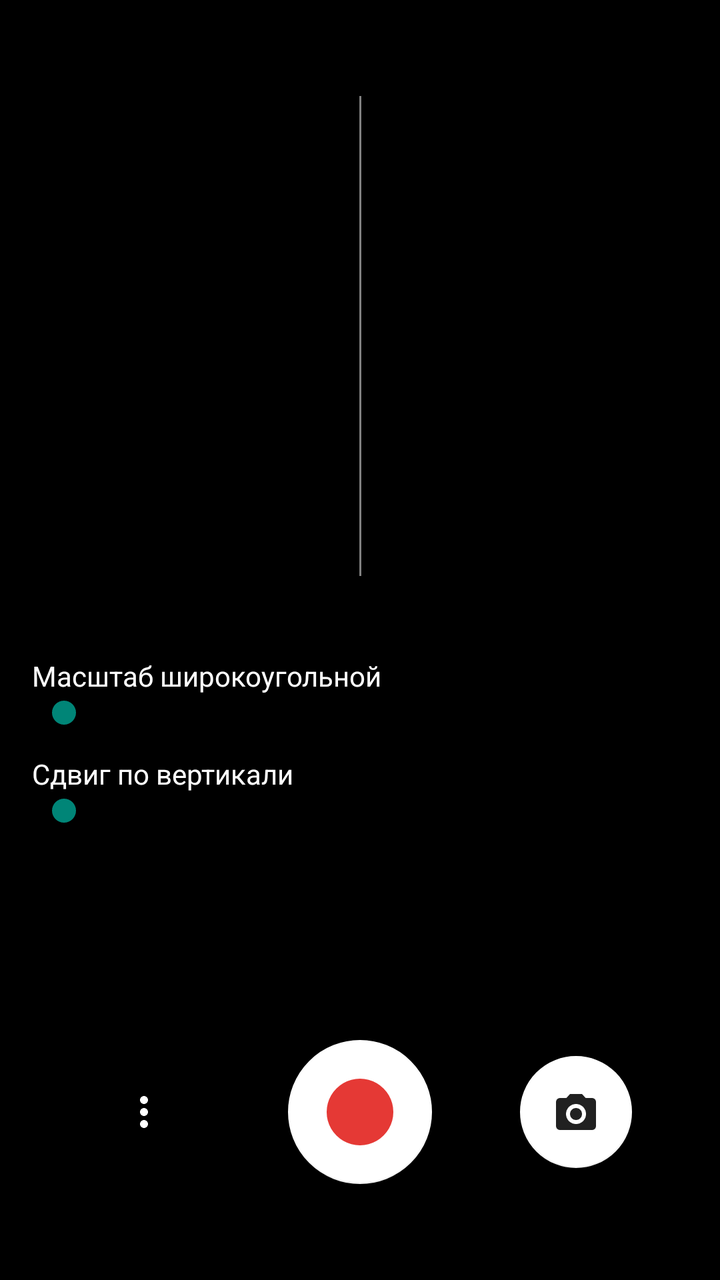
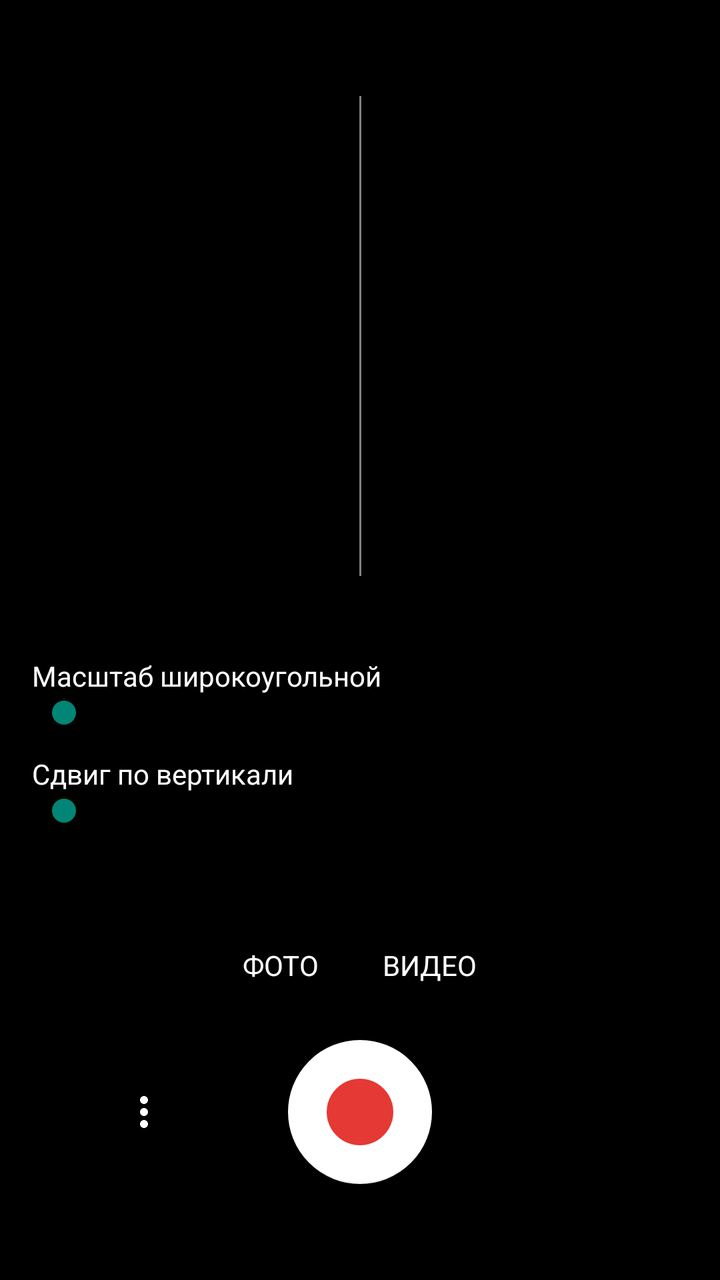

Before-and-after screenshots of an Android layout around one commit, followed by the original layout XML and the change that was made.
<!-- AndroidManifest.xml: application theme Theme.My3DCamera -->
<!-- res/layout/activity_main.xml -->
<?xml version="1.0" encoding="utf-8"?>
<androidx.constraintlayout.widget.ConstraintLayout xmlns:android="http://schemas.android.com/apk/res/android"
    xmlns:app="http://schemas.android.com/apk/res-auto"
    android:layout_width="match_parent"
    android:layout_height="match_parent"
    android:background="@color/black">

    <TextureView
        android:id="@+id/preview"
        android:layout_width="0dp"
        android:layout_height="0dp"
        android:layout_marginTop="48dp"
        app:layout_constraintDimensionRatio="3:2"
        app:layout_constraintEnd_toEndOf="parent"
        app:layout_constraintStart_toStartOf="parent"
        app:layout_constraintTop_toTopOf="parent" />

    <View
        android:id="@+id/eyeDivider"
        android:layout_width="1dp"
        android:layout_height="0dp"
        android:background="#80FFFFFF"
        app:layout_constraintBottom_toBottomOf="@id/preview"
        app:layout_constraintEnd_toEndOf="@id/preview"
        app:layout_constraintStart_toStartOf="@id/preview"
        app:layout_constraintTop_toTopOf="@id/preview" />

    <TextView
        android:id="@+id/recordingIndicator"
        android:layout_width="wrap_content"
        android:layout_height="wrap_content"
        android:layout_margin="8dp"
        android:background="#99000000"
        android:paddingHorizontal="8dp"
        android:paddingVertical="2dp"
        android:textColor="#FFFF4444"
        android:textStyle="bold"
        android:visibility="gone"
        app:layout_constraintStart_toStartOf="@id/preview"
        app:layout_constraintTop_toTopOf="@id/preview" />

    <TextView
        android:id="@+id/statusText"
        android:layout_width="0dp"
        android:layout_height="wrap_content"
        android:layout_marginHorizontal="16dp"
        android:layout_marginTop="8dp"
        android:gravity="center"
        android:textColor="#B3FFFFFF"
        android:textSize="12sp"
        app:layout_constraintEnd_toEndOf="parent"
        app:layout_constraintStart_toStartOf="parent"
        app:layout_constraintTop_toBottomOf="@id/preview" />

    <LinearLayout
        android:id="@+id/calibrationPanel"
        android:layout_width="0dp"
        android:layout_height="wrap_content"
        android:layout_marginTop="16dp"
        android:orientation="vertical"
        android:paddingHorizontal="16dp"
        app:layout_constraintEnd_toEndOf="parent"
        app:layout_constraintStart_toStartOf="parent"
        app:layout_constraintTop_toBottomOf="@id/statusText">

        <LinearLayout
            android:layout_width="match_parent"
            android:layout_height="wrap_content"
            android:orientation="horizontal">

            <TextView
                android:layout_width="0dp"
                android:layout_height="wrap_content"
                android:layout_weight="1"
                android:text="@string/calibration_scale"
                android:textColor="@color/white" />

            <TextView
                android:id="@+id/scaleValue"
                android:layout_width="wrap_content"
                android:layout_height="wrap_content"
                android:textColor="@color/white" />
        </LinearLayout>

        <SeekBar
            android:id="@+id/scaleSeekBar"
            android:layout_width="match_parent"
            android:layout_height="wrap_content"
            android:layout_marginBottom="12dp"
            android:max="200" />

        <LinearLayout
            android:layout_width="match_parent"
            android:layout_height="wrap_content"
            android:orientation="horizontal">

            <TextView
                android:layout_width="0dp"
                android:layout_height="wrap_content"
                android:layout_weight="1"
                android:text="@string/calibration_vertical"
                android:textColor="@color/white" />

            <TextView
                android:id="@+id/verticalValue"
                android:layout_width="wrap_content"
                android:layout_height="wrap_content"
                android:textColor="@color/white" />
        </LinearLayout>

        <SeekBar
            android:id="@+id/verticalSeekBar"
            android:layout_width="match_parent"
            android:layout_height="wrap_content"
            android:max="200" />
    </LinearLayout>

    <ImageButton
        android:id="@+id/menuButton"
        android:layout_width="56dp"
        android:layout_height="56dp"
        android:background="?attr/selectableItemBackgroundBorderless"
        android:contentDescription="@string/menu"
        android:src="@drawable/ic_more"
        app:layout_constraintBottom_toBottomOf="@id/recordButton"
        app:layout_constraintEnd_toStartOf="@id/recordButton"
        app:layout_constraintHorizontal_chainStyle="spread"
        app:layout_constraintStart_toStartOf="parent"
        app:layout_constraintTop_toTopOf="@id/recordButton" />

    <com.google.android.material.floatingactionbutton.FloatingActionButton
        android:id="@+id/recordButton"
        android:layout_width="wrap_content"
        android:layout_height="wrap_content"
        android:layout_marginBottom="48dp"
        android:contentDescription="@string/record_video"
        android:src="@drawable/ic_record"
        app:backgroundTint="@color/white"
        app:fabCustomSize="72dp"
        app:maxImageSize="40dp"
        app:layout_constraintBottom_toBottomOf="parent"
        app:layout_constraintEnd_toStartOf="@id/photoButton"
        app:layout_constraintStart_toEndOf="@id/menuButton" />

    <com.google.android.material.floatingactionbutton.FloatingActionButton
        android:id="@+id/photoButton"
        android:layout_width="wrap_content"
        android:layout_height="wrap_content"
        android:contentDescription="@string/take_photo"
        android:src="@drawable/ic_photo"
        app:backgroundTint="@color/white"
        app:layout_constraintBottom_toBottomOf="@id/recordButton"
        app:layout_constraintEnd_toEndOf="parent"
        app:layout_constraintStart_toEndOf="@id/recordButton"
        app:layout_constraintTop_toTopOf="@id/recordButton" />

</androidx.constraintlayout.widget.ConstraintLayout>
<!-- resources referenced by this layout -->
<resources>
  <color name="black">#FF000000</color>
  <color name="white">#FFFFFFFF</color>
  <!-- drawable ic_more (drawable) -->
  <vector xmlns:android="http://schemas.android.com/apk/res/android"
      android:width="24dp"
      android:height="24dp"
      android:viewportWidth="24"
      android:viewportHeight="24">
      <path
          android:fillColor="#FFFFFFFF"
          android:pathData="M12,8c1.1,0 2,-0.9 2,-2s-0.9,-2 -2,-2 -2,0.9 -2,2 0.9,2 2,2zM12,10c-1.1,0 -2,0.9 -2,2s0.9,2 2,2 2,-0.9 2,-2 -0.9,-2 -2,-2zM12,16c-1.1,0 -2,0.9 -2,2s0.9,2 2,2 2,-0.9 2,-2 -0.9,-2 -2,-2z" />
  </vector>
  <!-- drawable ic_photo (drawable) -->
  <vector xmlns:android="http://schemas.android.com/apk/res/android"
      android:width="24dp"
      android:height="24dp"
      android:viewportWidth="24"
      android:viewportHeight="24">
      <path
          android:fillColor="#FF212121"
          android:pathData="M9,3L7.17,5H4c-1.1,0 -2,0.9 -2,2v12c0,1.1 0.9,2 2,2h16c1.1,0 2,-0.9 2,-2V7c0,-1.1 -0.9,-2 -2,-2h-3.17L15,3H9zM12,18c-2.76,0 -5,-2.24 -5,-5s2.24,-5 5,-5 5,2.24 5,5 -2.24,5 -5,5zM12,16c1.66,0 3,-1.34 3,-3s-1.34,-3 -3,-3 -3,1.34 -3,3 1.34,3 3,3z" />
  </vector>
  <!-- drawable ic_record (drawable) -->
  <vector xmlns:android="http://schemas.android.com/apk/res/android"
      android:width="24dp"
      android:height="24dp"
      android:viewportWidth="24"
      android:viewportHeight="24">
      <path
          android:fillColor="#FFE53935"
          android:pathData="M12,2a10,10 0,1 0,0.001 0z" />
  </vector>
  <string name="calibration_scale">Масштаб широкоугольной</string>
  <string name="calibration_vertical">Сдвиг по вертикали</string>
  <string name="menu">Меню</string>
  <string name="record_video">Записать видео</string>
  <string name="take_photo">Сделать фото</string>
  <style name="Theme.My3DCamera" parent="Theme.AppCompat.Light.NoActionBar">
          
          <item name="colorPrimary">@color/purple_500</item>
          <item name="colorPrimaryVariant">@color/purple_700</item>
          <item name="colorOnPrimary">@color/white</item>
          
          <item name="colorSecondary">@color/teal_200</item>
          <item name="colorSecondaryVariant">@color/teal_700</item>
          <item name="colorOnSecondary">@color/black</item>
          
          <item name="android:statusBarColor">?attr/colorPrimaryVariant</item>
      </style>
  <color name="purple_500">#FF6200EE</color>
  <color name="purple_700">#FF3700B3</color>
  <color name="teal_200">#FF03DAC5</color>
  <color name="teal_700">#FF018786</color>
</resources>

<!-- the commit's change to res/layout/activity_main.xml (unified diff, before → after) -->
@@ -52,6 +52,20 @@
         app:layout_constraintStart_toStartOf="parent"
         app:layout_constraintTop_toBottomOf="@id/preview" />
 
+    <TextView
+        android:id="@+id/warningText"
+        android:layout_width="0dp"
+        android:layout_height="wrap_content"
+        android:layout_marginHorizontal="16dp"
+        android:layout_marginTop="4dp"
+        android:gravity="center"
+        android:textColor="#FFFFB74D"
+        android:textSize="13sp"
+        android:visibility="gone"
+        app:layout_constraintEnd_toEndOf="parent"
+        app:layout_constraintStart_toStartOf="parent"
+        app:layout_constraintTop_toBottomOf="@id/statusText" />
+
     <LinearLayout
         android:id="@+id/calibrationPanel"
         android:layout_width="0dp"
@@ -61,7 +75,7 @@
         android:paddingHorizontal="16dp"
         app:layout_constraintEnd_toEndOf="parent"
         app:layout_constraintStart_toStartOf="parent"
-        app:layout_constraintTop_toBottomOf="@id/statusText">
+        app:layout_constraintTop_toBottomOf="@id/warningText">
 
         <LinearLayout
             android:layout_width="match_parent"
@@ -115,6 +129,39 @@
             android:max="200" />
     </LinearLayout>
 
+    <LinearLayout
+        android:id="@+id/modeSwitch"
+        android:layout_width="wrap_content"
+        android:layout_height="wrap_content"
+        android:layout_marginBottom="20dp"
+        android:orientation="horizontal"
+        app:layout_constraintBottom_toTopOf="@id/shutterButton"
+        app:layout_constraintEnd_toEndOf="parent"
+        app:layout_constraintStart_toStartOf="parent">
+
+        <TextView
+            android:id="@+id/photoModeButton"
+            android:layout_width="wrap_content"
+            android:layout_height="wrap_content"
+            android:background="?attr/selectableItemBackground"
+            android:paddingHorizontal="16dp"
+            android:paddingVertical="8dp"
+            android:text="@string/mode_photo"
+            android:textAllCaps="true"
+            android:textColor="@color/white" />
+
+        <TextView
+            android:id="@+id/videoModeButton"
+            android:layout_width="wrap_content"
+            android:layout_height="wrap_content"
+            android:background="?attr/selectableItemBackground"
+            android:paddingHorizontal="16dp"
+            android:paddingVertical="8dp"
+            android:text="@string/mode_video"
+            android:textAllCaps="true"
+            android:textColor="@color/white" />
+    </LinearLayout>
+
     <ImageButton
         android:id="@+id/menuButton"
         android:layout_width="56dp"
@@ -122,14 +169,13 @@
         android:background="?attr/selectableItemBackgroundBorderless"
         android:contentDescription="@string/menu"
         android:src="@drawable/ic_more"
-        app:layout_constraintBottom_toBottomOf="@id/recordButton"
-        app:layout_constraintEnd_toStartOf="@id/recordButton"
-        app:layout_constraintHorizontal_chainStyle="spread"
+        app:layout_constraintBottom_toBottomOf="@id/shutterButton"
+        app:layout_constraintEnd_toStartOf="@id/shutterButton"
         app:layout_constraintStart_toStartOf="parent"
-        app:layout_constraintTop_toTopOf="@id/recordButton" />
+        app:layout_constraintTop_toTopOf="@id/shutterButton" />
 
     <com.google.android.material.floatingactionbutton.FloatingActionButton
-        android:id="@+id/recordButton"
+        android:id="@+id/shutterButton"
         android:layout_width="wrap_content"
         android:layout_height="wrap_content"
         android:layout_marginBottom="48dp"
@@ -139,19 +185,7 @@
         app:fabCustomSize="72dp"
         app:maxImageSize="40dp"
         app:layout_constraintBottom_toBottomOf="parent"
-        app:layout_constraintEnd_toStartOf="@id/photoButton"
-        app:layout_constraintStart_toEndOf="@id/menuButton" />
-
-    <com.google.android.material.floatingactionbutton.FloatingActionButton
-        android:id="@+id/photoButton"
-        android:layout_width="wrap_content"
-        android:layout_height="wrap_content"
-        android:contentDescription="@string/take_photo"
-        android:src="@drawable/ic_photo"
-        app:backgroundTint="@color/white"
-        app:layout_constraintBottom_toBottomOf="@id/recordButton"
         app:layout_constraintEnd_toEndOf="parent"
-        app:layout_constraintStart_toEndOf="@id/recordButton"
-        app:layout_constraintTop_toTopOf="@id/recordButton" />
+        app:layout_constraintStart_toStartOf="parent" />
 
 </androidx.constraintlayout.widget.ConstraintLayout>
<!-- resource entries referenced after the edit -->
@@ -12,16 +12,6 @@
           android:fillColor="#FFFFFFFF"
           android:pathData="M12,8c1.1,0 2,-0.9 2,-2s-0.9,-2 -2,-2 -2,0.9 -2,2 0.9,2 2,2zM12,10c-1.1,0 -2,0.9 -2,2s0.9,2 2,2 2,-0.9 2,-2 -0.9,-2 -2,-2zM12,16c-1.1,0 -2,0.9 -2,2s0.9,2 2,2 2,-0.9 2,-2 -0.9,-2 -2,-2z" />
   </vector>
-  <!-- drawable ic_photo (drawable) -->
-  <vector xmlns:android="http://schemas.android.com/apk/res/android"
-      android:width="24dp"
-      android:height="24dp"
-      android:viewportWidth="24"
-      android:viewportHeight="24">
-      <path
-          android:fillColor="#FF212121"
-          android:pathData="M9,3L7.17,5H4c-1.1,0 -2,0.9 -2,2v12c0,1.1 0.9,2 2,2h16c1.1,0 2,-0.9 2,-2V7c0,-1.1 -0.9,-2 -2,-2h-3.17L15,3H9zM12,18c-2.76,0 -5,-2.24 -5,-5s2.24,-5 5,-5 5,2.24 5,5 -2.24,5 -5,5zM12,16c1.66,0 3,-1.34 3,-3s-1.34,-3 -3,-3 -3,1.34 -3,3 1.34,3 3,3z" />
-  </vector>
   <!-- drawable ic_record (drawable) -->
   <vector xmlns:android="http://schemas.android.com/apk/res/android"
       android:width="24dp"
@@ -35,8 +25,9 @@
   <string name="calibration_scale">Масштаб широкоугольной</string>
   <string name="calibration_vertical">Сдвиг по вертикали</string>
   <string name="menu">Меню</string>
+  <string name="mode_photo">Фото</string>
+  <string name="mode_video">Видео</string>
   <string name="record_video">Записать видео</string>
-  <string name="take_photo">Сделать фото</string>
   <style name="Theme.My3DCamera" parent="Theme.AppCompat.Light.NoActionBar">
           
           <item name="colorPrimary">@color/purple_500</item>
